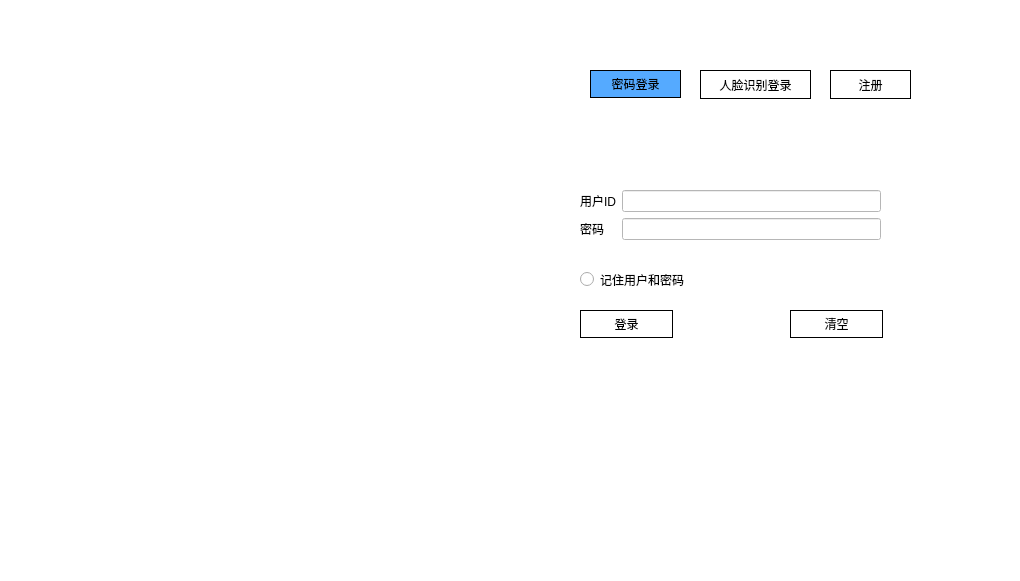
Qt form cfzWindow/register.ui (CREATJACK/zzu-12) before a commit.
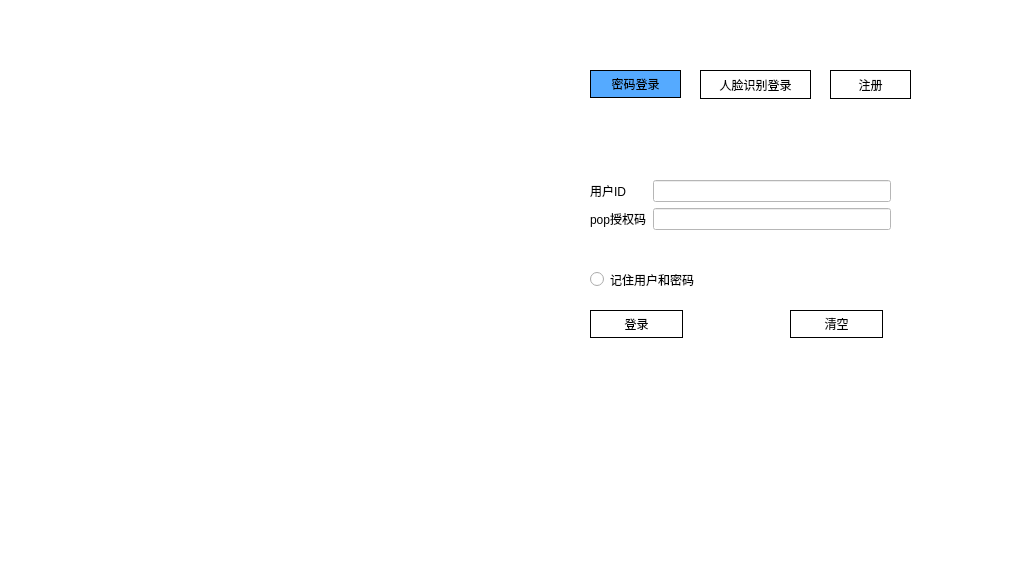
The same form after that commit. The open tabs and pages were chosen to show the change.

Diff of the .ui file:
```diff
--- a/cfzWindow/register.ui
+++ b/cfzWindow/register.ui
@@ -22,21 +22,21 @@
   <widget class="QStackedWidget" name="stackedWidget">
    <property name="geometry">
     <rect>
-     <x>580</x>
-     <y>140</y>
+     <x>590</x>
+     <y>130</y>
      <width>411</width>
      <height>341</height>
     </rect>
    </property>
    <property name="currentIndex">
-    <number>1</number>
+    <number>0</number>
    </property>
    <widget class="QWidget" name="page">
     <widget class="QPushButton" name="pushButton_4">
      <property name="geometry">
       <rect>
        <x>0</x>
-       <y>170</y>
+       <y>180</y>
        <width>93</width>
        <height>28</height>
       </rect>
@@ -53,8 +53,8 @@
     <widget class="QPushButton" name="pushButton_5">
      <property name="geometry">
       <rect>
-       <x>210</x>
-       <y>170</y>
+       <x>200</x>
+       <y>180</y>
        <width>93</width>
        <height>28</height>
       </rect>
@@ -72,7 +72,7 @@
      <property name="geometry">
       <rect>
        <x>0</x>
-       <y>130</y>
+       <y>140</y>
        <width>141</width>
        <height>19</height>
       </rect>
@@ -111,7 +111,7 @@
       <item row="1" column="0">
        <widget class="QLabel" name="label_7">
         <property name="text">
-         <string>密码</string>
+         <string>pop授权码</string>
         </property>
        </widget>
       </item>
@@ -161,7 +161,7 @@
       <item row="1" column="0">
        <widget class="QLabel" name="label_5">
         <property name="text">
-         <string>密码</string>
+         <string>pop3授权码</string>
         </property>
        </widget>
       </item>
@@ -207,7 +207,7 @@
 }</string>
      </property>
      <property name="text">
-      <string>登录</string>
+      <string>注册</string>
      </property>
     </widget>
    </widget>
```
Left out of the diff: 4 changed lines with no effect on the pictures.
